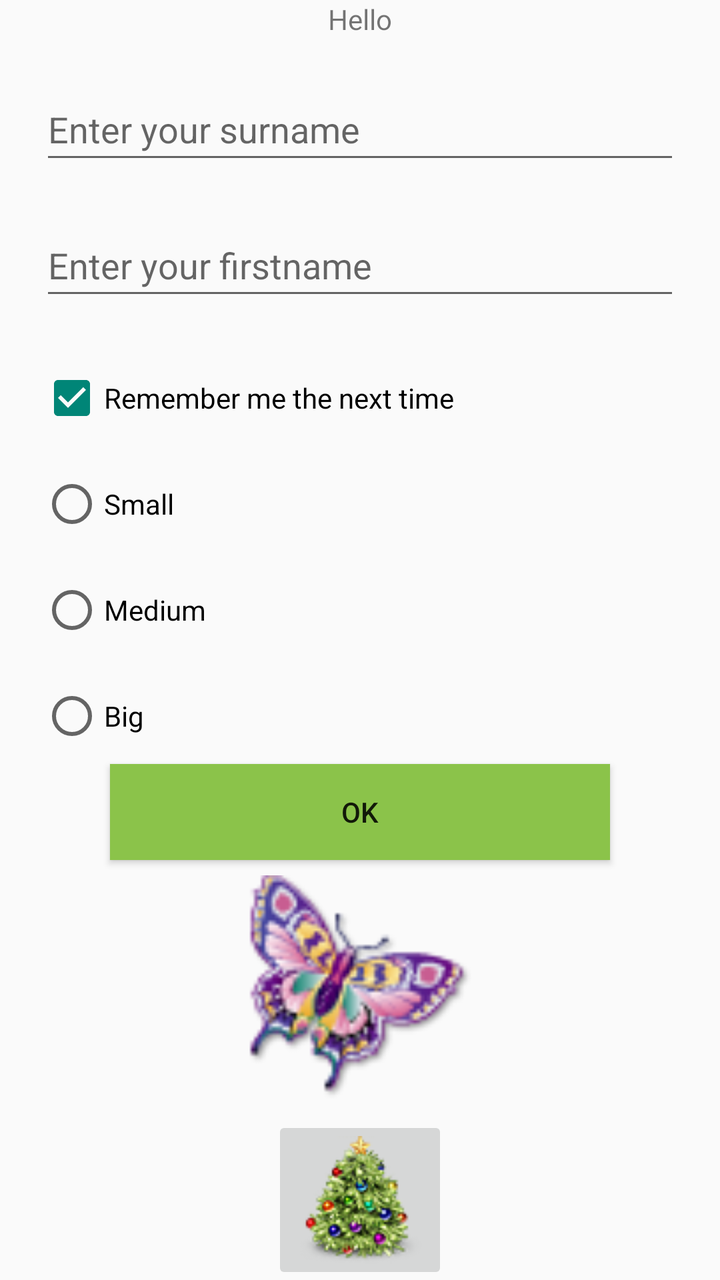
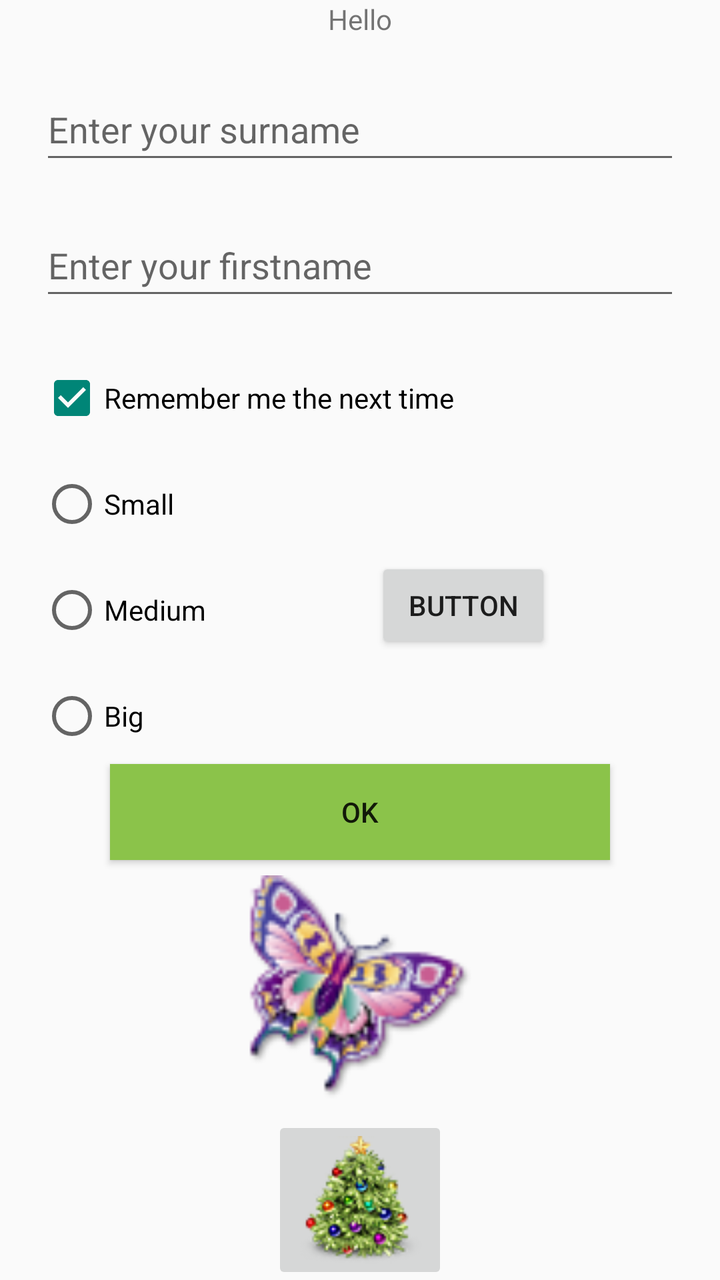

Compare the two renders of this Android layout. The source of the first and the diff that turns it into the second are given below.
<!-- AndroidManifest.xml: activity theme Theme.KMADCourse -->
<!-- res/layout/activity_main.xml -->
<?xml version="1.0" encoding="utf-8"?>
<androidx.constraintlayout.widget.ConstraintLayout xmlns:android="http://schemas.android.com/apk/res/android"
    xmlns:tools="http://schemas.android.com/tools"
    android:layout_width="match_parent"
    android:layout_height="match_parent"
    xmlns:app="http://schemas.android.com/apk/res-auto">

    <TextView
        android:id="@+id/textView2"
        android:layout_width="wrap_content"
        android:layout_height="wrap_content"
        android:text="@string/textview_hello"
        app:layout_constraintEnd_toEndOf="parent"
        app:layout_constraintStart_toStartOf="parent"
        app:layout_constraintTop_toTopOf="parent" />

    <EditText
        android:id="@+id/edit_surname"
        android:layout_width="0dp"
        android:layout_height="48dp"
        android:layout_marginStart="20dp"
        android:layout_marginTop="20dp"
        android:layout_marginEnd="20dp"
        android:autofillHints="@string/enter_surname"
        android:ems="10"
        android:hint="@string/enter_surname"
        android:inputType="text"
        app:layout_constraintEnd_toEndOf="parent"
        app:layout_constraintStart_toStartOf="parent"
        app:layout_constraintTop_toBottomOf="@+id/textView2" />

    <EditText
        android:id="@+id/edit_firstname"
        android:layout_width="0dp"
        android:layout_height="48dp"
        android:layout_marginStart="20dp"
        android:layout_marginTop="20dp"
        android:layout_marginEnd="20dp"
        android:autofillHints="@string/enter_firstname"
        android:ems="10"
        android:hint="@string/enter_firstname"
        android:inputType="text"
        android:rotation="0"
        app:layout_constraintEnd_toEndOf="parent"
        app:layout_constraintStart_toStartOf="parent"
        app:layout_constraintTop_toBottomOf="@+id/edit_surname" />

    <CheckBox
        android:id="@+id/ch_rem"
        android:layout_width="wrap_content"
        android:layout_height="48dp"
        android:layout_marginStart="20dp"
        android:layout_marginTop="20dp"
        android:checked="true"
        android:text="@string/ch_remember"
        app:layout_constraintStart_toStartOf="parent"
        app:layout_constraintTop_toBottomOf="@+id/edit_firstname" />

    <RadioGroup
        android:id="@+id/radioGroup"
        android:layout_width="wrap_content"
        android:layout_height="wrap_content"
        app:layout_constraintStart_toStartOf="parent"
        app:layout_constraintTop_toBottomOf="@+id/ch_rem">

        <RadioButton
            android:id="@+id/rd_small"
            android:layout_width="wrap_content"
            android:layout_height="48dp"
            android:layout_marginStart="20dp"
            android:layout_marginTop="5dp"
            android:text="Small" />

        <RadioButton
            android:id="@+id/rd_medium"
            android:layout_width="wrap_content"
            android:layout_height="48dp"
            android:layout_marginStart="20dp"
            android:layout_marginTop="5dp"
            android:text="Medium" />

        <RadioButton
            android:id="@+id/rd_big"
            android:layout_width="wrap_content"
            android:layout_height="48dp"
            android:layout_marginStart="20dp"
            android:layout_marginTop="5dp"
            android:text="Big" />
    </RadioGroup>

    <Button
        android:id="@+id/btn_ok"
        android:layout_width="250dp"
        android:layout_height="wrap_content"
        android:background="#8BC34A"
        android:text="OK"
        app:layout_constraintEnd_toEndOf="parent"
        app:layout_constraintStart_toStartOf="parent"
        app:layout_constraintTop_toBottomOf="@+id/radioGroup" />

    <ImageView
        android:id="@+id/imageView"
        android:layout_width="113dp"
        android:layout_height="128dp"
        android:src="@drawable/may"
        app:layout_constraintEnd_toEndOf="parent"
        app:layout_constraintStart_toStartOf="parent"
        app:layout_constraintTop_toBottomOf="@+id/btn_ok" />

    <ImageButton
        android:id="@+id/imageButton"
        android:layout_width="wrap_content"
        android:layout_height="wrap_content"
        android:src="@drawable/dec"
        app:layout_constraintEnd_toEndOf="parent"
        app:layout_constraintStart_toStartOf="parent"
        app:layout_constraintTop_toBottomOf="@+id/imageView" />

</androidx.constraintlayout.widget.ConstraintLayout>
<!-- resources referenced by this layout -->
<resources>
  <!-- drawable dec: png bitmap (drawable, 11131 bytes) -->
  <!-- drawable may: png bitmap (drawable, 6777 bytes) -->
  <string name="ch_remember">Remember me the next time</string>
  <string name="enter_firstname">Enter your firstname</string>
  <string name="enter_surname">Enter your surname</string>
  <string name="textview_hello">Hello</string>
  <style name="Theme.KMADCourse" parent="android:Theme.Material.Light.NoActionBar" />
</resources>

<!-- the commit's change to res/layout/activity_main.xml (unified diff, before → after) -->
@@ -116,4 +116,14 @@
         app:layout_constraintStart_toStartOf="parent"
         app:layout_constraintTop_toBottomOf="@+id/imageView" />
 
+    <Button
+        android:id="@+id/button"
+        android:layout_width="wrap_content"
+        android:layout_height="wrap_content"
+        android:text="Button"
+        app:layout_constraintBottom_toTopOf="@+id/btn_ok"
+        app:layout_constraintEnd_toEndOf="parent"
+        app:layout_constraintStart_toEndOf="@+id/radioGroup"
+        app:layout_constraintTop_toBottomOf="@+id/ch_rem" />
+
 </androidx.constraintlayout.widget.ConstraintLayout>
